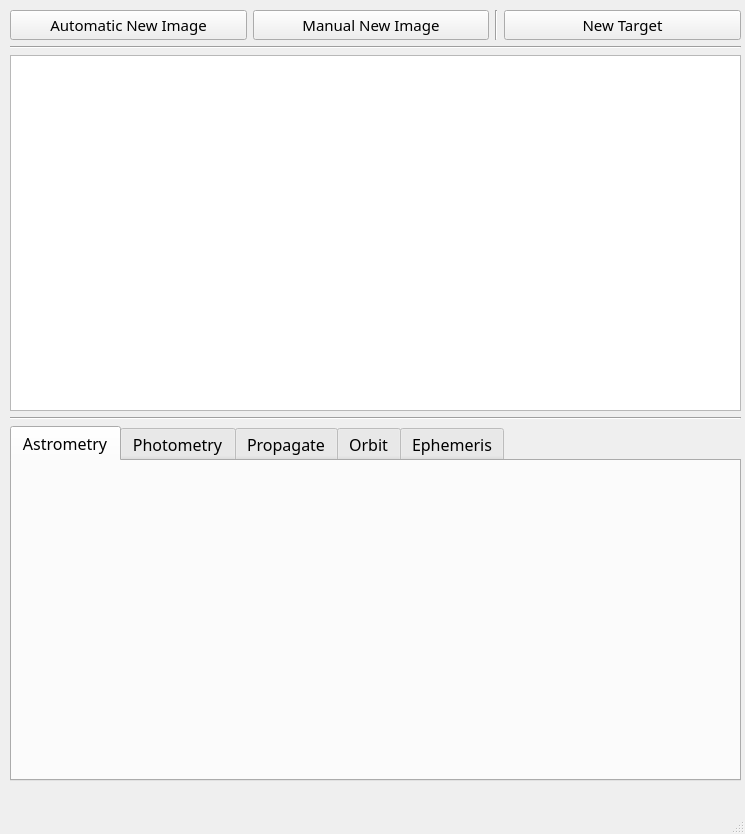
First picture: the form in src/opihiexarata/gui/qtui/primary.ui, repository psmd-iberutaru/OpihiExarata, before the edit.
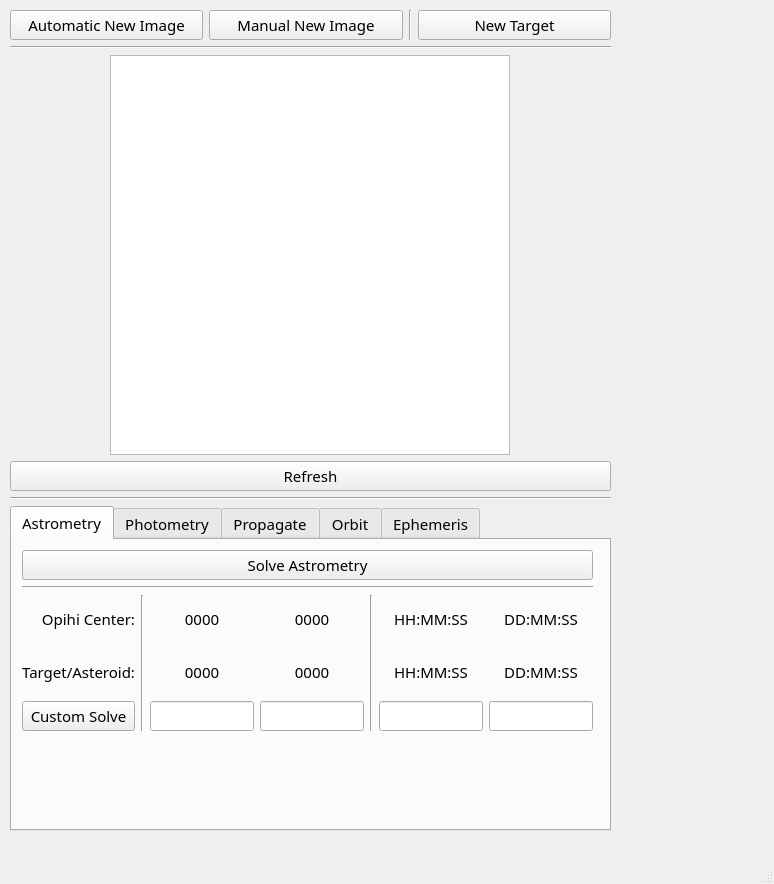
Second picture: the form after the edit. The open tabs and pages were chosen to show the change.

Commit message: Got images loaded.

```diff
--- a/src/opihiexarata/gui/qtui/primary.ui
+++ b/src/opihiexarata/gui/qtui/primary.ui
@@ -6,8 +6,8 @@
    <rect>
     <x>0</x>
     <y>0</y>
-    <width>745</width>
-    <height>834</height>
+    <width>774</width>
+    <height>884</height>
    </rect>
   </property>
   <property name="font">
@@ -40,22 +40,40 @@
      <rect>
       <x>10</x>
       <y>10</y>
-      <width>731</width>
-      <height>771</height>
+      <width>601</width>
+      <height>821</height>
      </rect>
     </property>
-    <layout class="QVBoxLayout" name="window_vertical_layout">
+    <property name="font">
+     <font>
+      <family>Sylfaen</family>
+      <pointsize>11</pointsize>
+     </font>
+    </property>
+    <layout class="QVBoxLayout" name="vertical_layout_window">
      <item>
-      <layout class="QHBoxLayout" name="horizontalLayout">
+      <layout class="QHBoxLayout" name="horizontal_layout_new_files">
        <item>
-        <widget class="QPushButton" name="button_new_image_automatic">
+        <widget class="QPushButton" name="push_button_new_image_automatic">
+         <property name="font">
+          <font>
+           <family>Sylfaen</family>
+           <pointsize>11</pointsize>
+          </font>
+         </property>
          <property name="text">
           <string>Automatic New Image</string>
          </property>
         </widget>
        </item>
        <item>
-        <widget class="QPushButton" name="button_new_image_manual">
+        <widget class="QPushButton" name="push_button_new_image_manual">
+         <property name="font">
+          <font>
+           <family>Sylfaen</family>
+           <pointsize>11</pointsize>
+          </font>
+         </property>
          <property name="text">
           <string>Manual New Image</string>
          </property>
@@ -63,13 +81,25 @@
        </item>
        <item>
         <widget class="Line" name="line">
+         <property name="font">
+          <font>
+           <family>Sylfaen</family>
+           <pointsize>11</pointsize>
+          </font>
+         </property>
          <property name="orientation">
           <enum>Qt::Vertical</enum>
          </property>
         </widget>
        </item>
        <item>
-        <widget class="QPushButton" name="button_new_object">
+        <widget class="QPushButton" name="push_button_new_object">
+         <property name="font">
+          <font>
+           <family>Sylfaen</family>
+           <pointsize>11</pointsize>
+          </font>
+         </property>
          <property name="text">
           <string>New Target</string>
          </property>
@@ -79,20 +109,57 @@
      </item>
      <item>
       <widget class="Line" name="line_file_image">
+       <property name="font">
+        <font>
+         <family>Sylfaen</family>
+         <pointsize>11</pointsize>
+        </font>
+       </property>
        <property name="orientation">
         <enum>Qt::Horizontal</enum>
        </property>
       </widget>
      </item>
+     <item alignment="Qt::AlignHCenter">
+      <widget class="QGraphicsView" name="dummy_opihi_image">
+       <property name="minimumSize">
+        <size>
+         <width>400</width>
+         <height>400</height>
+        </size>
+       </property>
+       <property name="maximumSize">
+        <size>
+         <width>400</width>
+         <height>400</height>
+        </size>
+       </property>
+       <property name="font">
+        <font>
+         <family>Sylfaen</family>
+         <pointsize>11</pointsize>
+        </font>
+       </property>
+      </widget>
+     </item>
      <item>
-      <layout class="QVBoxLayout" name="image_vertical_layout">
-       <item>
-        <widget class="QGraphicsView" name="dummy_opihi_image"/>
-       </item>
-      </layout>
+      <layout class="QVBoxLayout" name="vertical_layout_image"/>
+     </item>
+     <item>
+      <widget class="QPushButton" name="push_button_redraw_plot">
+       <property name="text">
+        <string>Refresh</string>
+       </property>
+      </widget>
      </item>
      <item>
       <widget class="Line" name="line_image_solution">
+       <property name="font">
+        <font>
+         <family>Sylfaen</family>
+         <pointsize>11</pointsize>
+        </font>
+       </property>
        <property name="frameShadow">
         <enum>QFrame::Sunken</enum>
        </property>
@@ -102,12 +169,13 @@
       </widget>
      </item>
      <item>
-      <layout class="QVBoxLayout" name="solution_vertical_layout">
+      <layout class="QVBoxLayout" name="vertical_layout_solutions">
        <item>
         <widget class="QTabWidget" name="tab_all">
          <property name="font">
           <font>
-           <pointsize>12</pointsize>
+           <family>Sylfaen</family>
+           <pointsize>11</pointsize>
           </font>
          </property>
          <property name="currentIndex">
@@ -123,6 +191,191 @@
           <attribute name="title">
            <string>Astrometry</string>
           </attribute>
+          <widget class="QWidget" name="verticalLayoutWidget">
+           <property name="geometry">
+            <rect>
+             <x>10</x>
+             <y>10</y>
+             <width>571</width>
+             <height>181</height>
+            </rect>
+           </property>
+           <property name="font">
+            <font>
+             <family>Sylfaen</family>
+             <pointsize>11</pointsize>
+            </font>
+           </property>
+           <layout class="QVBoxLayout" name="vertical_layout_astrometry">
+            <item>
+             <layout class="QHBoxLayout" name="horizontal_layout_solve_astrometry">
+              <item>
+               <widget class="QPushButton" name="push_button_solve_astrometry">
+                <property name="font">
+                 <font>
+                  <family>Sylfaen</family>
+                  <pointsize>11</pointsize>
+                 </font>
+                </property>
+                <property name="text">
+                 <string>Solve Astrometry</string>
+                </property>
+               </widget>
+              </item>
+             </layout>
+            </item>
+            <item>
+             <widget class="Line" name="line_2">
+              <property name="orientation">
+               <enum>Qt::Horizontal</enum>
+              </property>
+             </widget>
+            </item>
+            <item>
+             <layout class="QGridLayout" name="grid_layout_astrometry_results">
+              <item row="1" column="2">
+               <widget class="QLabel" name="label_dynamic_target_x">
+                <property name="text">
+                 <string>0000</string>
+                </property>
+                <property name="alignment">
+                 <set>Qt::AlignCenter</set>
+                </property>
+               </widget>
+              </item>
+              <item row="1" column="3">
+               <widget class="QLabel" name="label_dynamic_target_y">
+                <property name="text">
+                 <string>0000</string>
+                </property>
+                <property name="alignment">
+                 <set>Qt::AlignCenter</set>
+                </property>
+               </widget>
+              </item>
+              <item row="1" column="0">
+               <widget class="QLabel" name="label_static_target_coordinates">
+                <property name="text">
+                 <string>Target/Asteroid:</string>
+                </property>
+                <property name="alignment">
+                 <set>Qt::AlignRight|Qt::AlignTrailing|Qt::AlignVCenter</set>
+                </property>
+               </widget>
+              </item>
+              <item row="0" column="5" rowspan="3">
+               <widget class="Line" name="line_9">
+                <property name="orientation">
+                 <enum>Qt::Vertical</enum>
+                </property>
+               </widget>
+              </item>
+              <item row="0" column="6">
+               <widget class="QLabel" name="label_dynamic_center_ra">
+                <property name="text">
+                 <string>HH:MM:SS</string>
+                </property>
+                <property name="alignment">
+                 <set>Qt::AlignCenter</set>
+                </property>
+               </widget>
+              </item>
+              <item row="0" column="0">
+               <widget class="QLabel" name="label_static_center_coordinates">
+                <property name="text">
+                 <string>Opihi Center:</string>
+                </property>
+                <property name="alignment">
+                 <set>Qt::AlignRight|Qt::AlignTrailing|Qt::AlignVCenter</set>
+                </property>
+               </widget>
+              </item>
+              <item row="0" column="7">
+               <widget class="QLabel" name="label_dynamic_center_dec">
+                <property name="text">
+                 <string>DD:MM:SS</string>
+                </property>
+                <property name="alignment">
+                 <set>Qt::AlignCenter</set>
+                </property>
+               </widget>
+              </item>
+              <item row="1" column="6">
+               <widget class="QLabel" name="label_dynamic_target_ra">
+                <property name="text">
+                 <string>HH:MM:SS</string>
+                </property>
+                <property name="alignment">
+                 <set>Qt::AlignCenter</set>
+                </property>
+               </widget>
+              </item>
+              <item row="1" column="7">
+               <widget class="QLabel" name="label_dynamic_target_dec">
+                <property name="text">
+                 <string>DD:MM:SS</string>
+                </property>
+                <property name="alignment">
+                 <set>Qt::AlignCenter</set>
+                </property>
+               </widget>
+              </item>
+              <item row="0" column="3">
+               <widget class="QLabel" name="label_dynamic_center_y">
+                <property name="text">
+                 <string>0000</string>
+                </property>
+                <property name="alignment">
+                 <set>Qt::AlignCenter</set>
+                </property>
+               </widget>
+              </item>
+              <item row="0" column="2">
+               <widget class="QLabel" name="label_dynamic_center_x">
+                <property name="text">
+                 <string>0000</string>
+                </property>
+                <property name="alignment">
+                 <set>Qt::AlignCenter</set>
+                </property>
+               </widget>
+              </item>
+              <item row="0" column="1" rowspan="3">
+               <widget class="Line" name="line_8">
+                <property name="sizePolicy">
+                 <sizepolicy hsizetype="Fixed" vsizetype="Minimum">
+                  <horstretch>0</horstretch>
+                  <verstretch>0</verstretch>
+                 </sizepolicy>
+                </property>
+                <property name="orientation">
+                 <enum>Qt::Vertical</enum>
+                </property>
+               </widget>
+              </item>
+              <item row="2" column="2">
+               <widget class="QLineEdit" name="line_edit_custom_x"/>
+              </item>
+              <item row="2" column="3">
+               <widget class="QLineEdit" name="line_edit_custom_y"/>
+              </item>
+              <item row="2" column="6">
+               <widget class="QLineEdit" name="line_edit_custom_ra"/>
+              </item>
+              <item row="2" column="7">
+               <widget class="QLineEdit" name="line_edit_dec"/>
+              </item>
+              <item row="2" column="0">
+               <widget class="QPushButton" name="push_button_custom_astrometry_solve">
+                <property name="text">
+                 <string>Custom Solve</string>
+                </property>
+               </widget>
+              </item>
+             </layout>
+            </item>
+           </layout>
+          </widget>
          </widget>
          <widget class="QWidget" name="tab_photometry">
           <attribute name="title">
```
Left out of the diff: 186 changed lines with no effect on the pictures. The commit also changes 7 other files.
